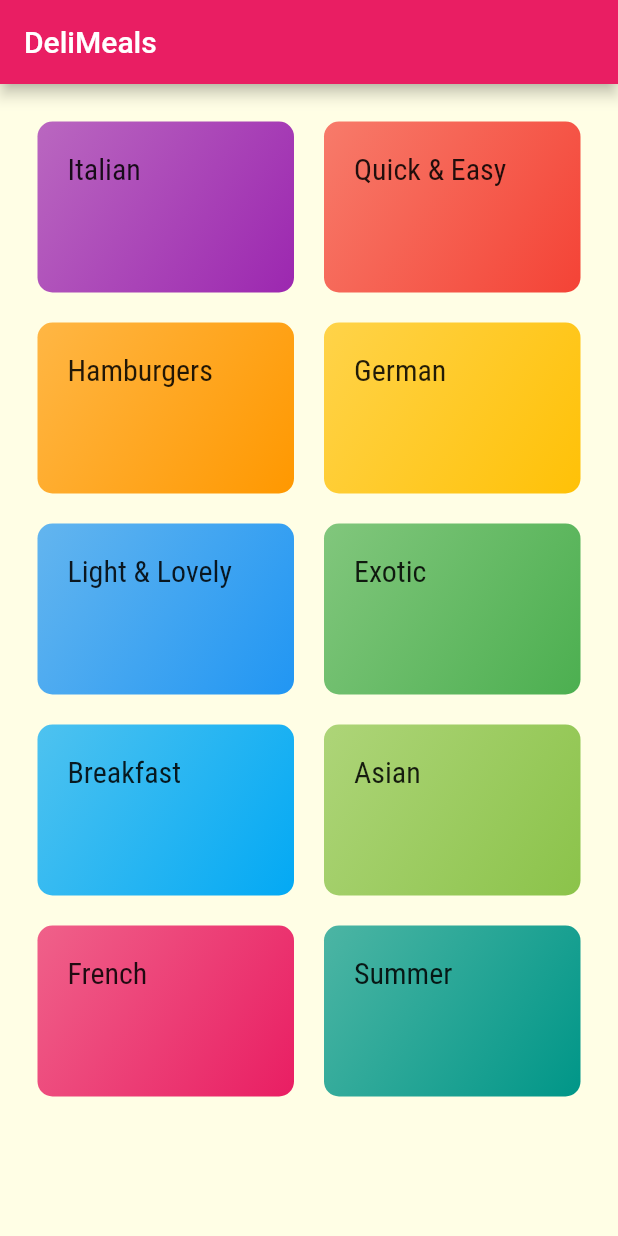
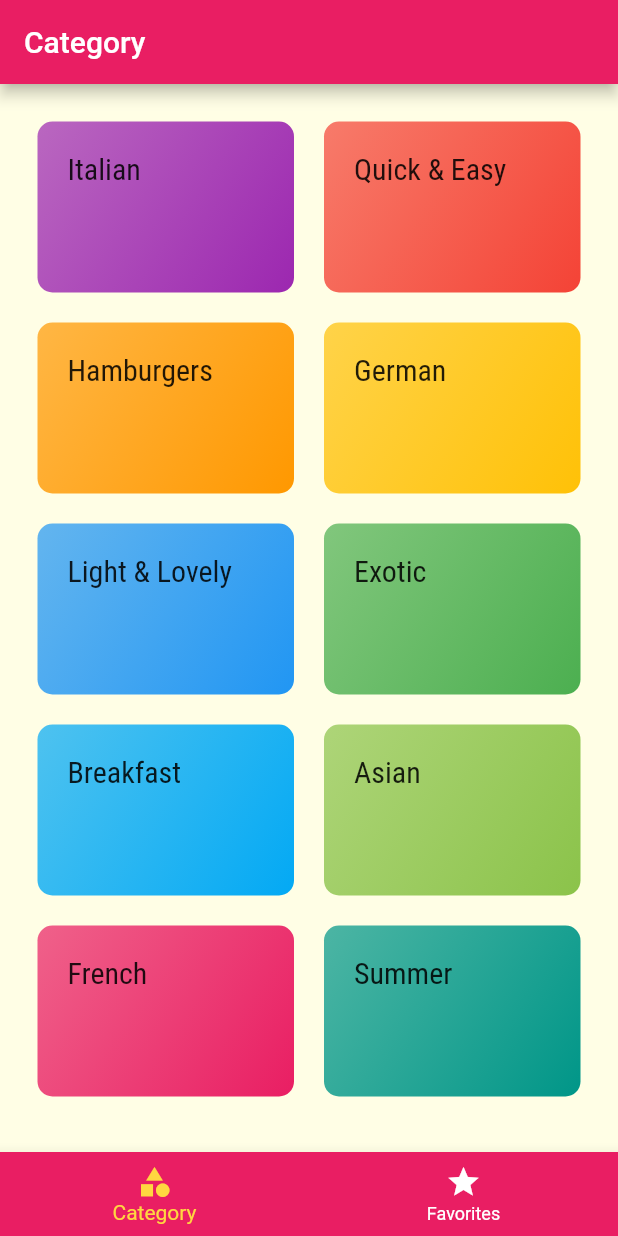
Before and after one commit to dreking/meals_app, a Flutter app: the screen it shows after launch, on a phone screen of 412 x 824 dp. Run offline on Flutter 3.47's test engine with Material 2 defaults, Android fonts, the phone set to English and light mode, and no system bars; Roboto replaces fonts that are missing (Railway).

```diff
--- a/lib/main.dart
+++ b/lib/main.dart
@@ -1,5 +1,6 @@
 import 'package:flutter/material.dart';
 
+import './screens/tabs_screen.dart';
 import './screens/meal_detail_screen.dart';
 import './screens/category_meals_screen.dart';
 import './screens/categories_screen.dart';
@@ -24,7 +25,7 @@ class MyApp extends StatelessWidget {
       ),
       // home: CategoriesScreen(),
       routes: {
-        '/': (ctx) => CategoriesScreen(),
+        '/': (ctx) => TabsScreen(),
         CategoryMealsScreen.routeName: (ctx) => CategoryMealsScreen(),
         MealDetailScreen.routeName: (ctx) => MealDetailScreen()
       },
--- a/lib/screens/categories_screen.dart
+++ b/lib/screens/categories_screen.dart
@@ -6,11 +6,7 @@ import '../dummy_data.dart';
 class CategoriesScreen extends StatelessWidget {
   @override
   Widget build(BuildContext context) {
-    return Scaffold(
-      appBar: AppBar(
-        title: Text('DeliMeals'),
-      ),
-      body: GridView(
+    return GridView(
       padding: EdgeInsets.all(25),
       children: DUMMY_CATEGORIES
           .map((catData) =>
@@ -22,7 +18,6 @@ class CategoriesScreen extends StatelessWidget {
         crossAxisSpacing: 20,
         mainAxisSpacing: 20,
       ),
-      ),
     );
   }
 }
--- /dev/null
+++ b/lib/screens/favorites_screen.dart
@@ -0,0 +1,10 @@
+import 'package:flutter/material.dart';
+
+class FavoritesScreen extends StatelessWidget {
+  @override
+  Widget build(BuildContext context) {
+    return Scaffold(
+      body: Text('Favorites'),
+    );
+  }
+}
--- /dev/null
+++ b/lib/screens/tabs_screen.dart
@@ -0,0 +1,50 @@
+import 'package:flutter/material.dart';
+
+import '../screens/favorites_screen.dart';
+import '../screens/categories_screen.dart';
+
+class TabsScreen extends StatefulWidget {
+  @override
+  _TabsScreenState createState() => _TabsScreenState();
+}
+
+class _TabsScreenState extends State<TabsScreen> {
+  final List<Map<String, dynamic>> _pages = [
+    {'page': CategoriesScreen(), 'title': 'Category'},
+    {'page': FavoritesScreen(), 'title': 'Favorites'},
+  ];
+  int _selectedpageIndex = 0;
+
+  void _selectPage(int index) {
+    setState(() {
+      _selectedpageIndex = index;
+    });
+  }
+
+  @override
+  Widget build(BuildContext context) {
+    return Scaffold(
+      appBar: AppBar(
+        title: Text(_pages[_selectedpageIndex]['title']),
+      ),
+      body: _pages[_selectedpageIndex]['page'],
+      bottomNavigationBar: BottomNavigationBar(
+        backgroundColor: Theme.of(context).primaryColor,
+        selectedItemColor: Theme.of(context).accentColor,
+        unselectedItemColor: Colors.white,
+        onTap: _selectPage,
+        currentIndex: _selectedpageIndex,
+        items: [
+          BottomNavigationBarItem(
+            icon: Icon(Icons.category),
+            title: Text('Category'),
+          ),
+          BottomNavigationBarItem(
+            icon: Icon(Icons.star),
+            title: Text('Favorites'),
+          ),
+        ],
+      ),
+    );
+  }
+}
```
Lines whose indentation alone changed are shown as unchanged.
